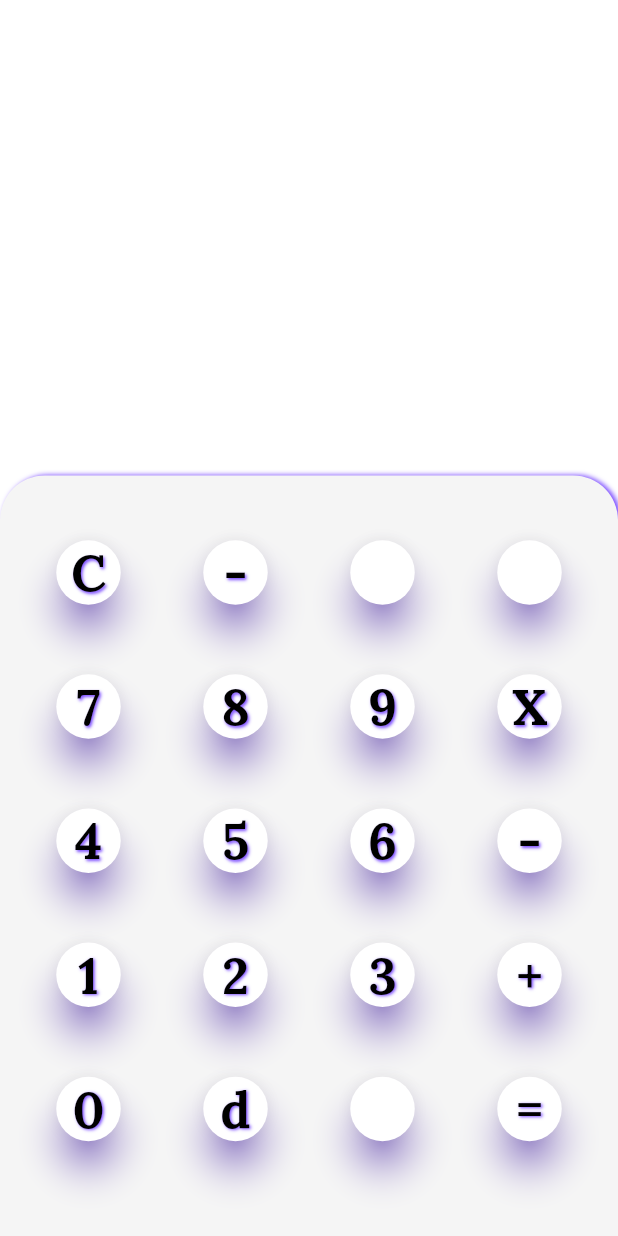
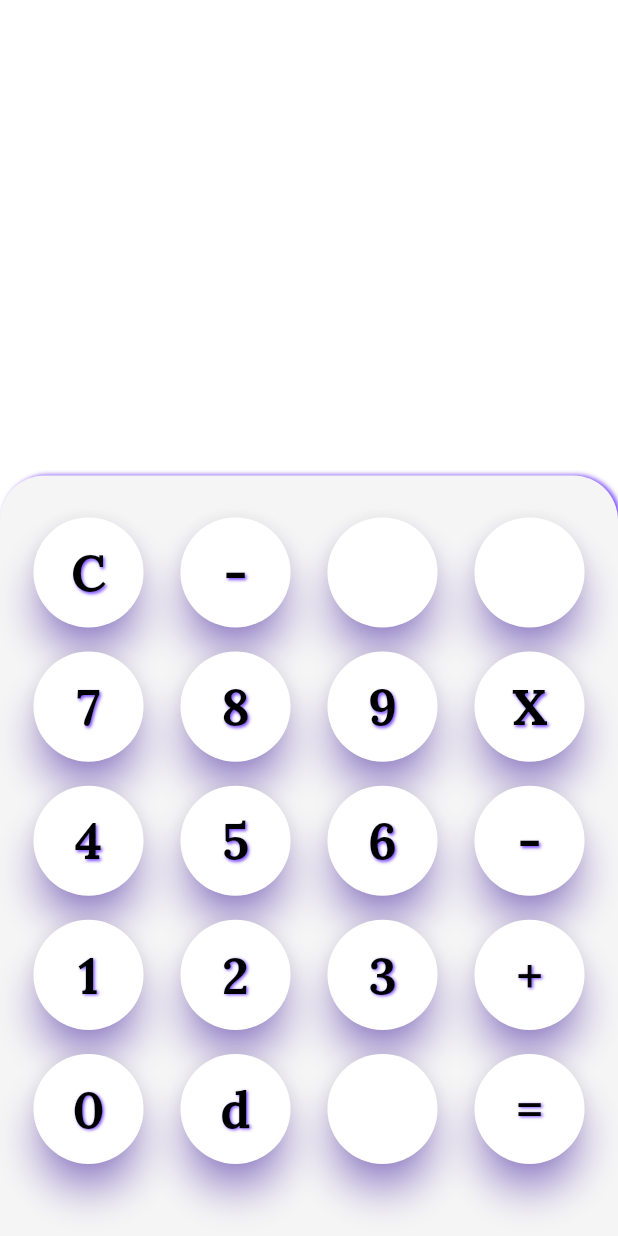
Before and after one commit to davidkt99/DiceUlator, a Flutter app: the screen it shows after launch, on a phone screen of 412 x 824 dp. Run offline on Flutter 3.47's test engine with Material 2 defaults, Android fonts, the phone set to English and light mode, and no system bars; our stand-ins replace flutter_riverpod, google_fonts.

Commit message:
keypad refactor

```diff
--- a/lib/Common/calc_button.dart
+++ b/lib/Common/calc_button.dart
@@ -19,7 +19,8 @@ class _CalcButtonState extends ConsumerState<CalcButton> {
   @override
   Widget build(BuildContext context) {
     return Expanded(
-      flex: 1,
+      child: Container(
+        margin: EdgeInsets.all(8),
         child: ElevatedButton(
           child: Text(
               widget.label,
@@ -38,6 +39,7 @@ class _CalcButtonState extends ConsumerState<CalcButton> {
             // visualDensity: AppTheme.visualDensity
           ),
         ),
+      ),
     );
   }
 
--- a/lib/Design/app_theme.dart
+++ b/lib/Design/app_theme.dart
@@ -11,10 +11,7 @@ class AppTheme{
   static final secondaryBackground = Colors.grey[100];
 
   /// General
-  static const visualDensity = VisualDensity(
-      horizontal: 4,
-      vertical: 4
-  );
+  static const crossAxisAlignmentKeyPad = CrossAxisAlignment.stretch;
 
   /// Shadows
   static const textShadow = <Shadow>[
--- a/lib/Pages/DiceCalcPage/Components/calc_key_pad.dart
+++ b/lib/Pages/DiceCalcPage/Components/calc_key_pad.dart
@@ -1,3 +1,4 @@
+import 'package:diceulator/Design/app_theme.dart';
 import 'package:flutter/material.dart';
 
 import '../../../Common/calc_button.dart';
@@ -8,10 +9,11 @@ class CalcKeyPad extends StatelessWidget {
   @override
   Widget build(BuildContext context) {
     return Column(
-      mainAxisAlignment: MainAxisAlignment.spaceAround,
       children: [
-        Row(
-          mainAxisAlignment: MainAxisAlignment.spaceEvenly,
+        Expanded(
+          flex: 1,
+          child: Row(
+            crossAxisAlignment: AppTheme.crossAxisAlignmentKeyPad,
             children: const [
               CalcButton("C"),
               CalcButton("-"),
@@ -19,8 +21,11 @@ class CalcKeyPad extends StatelessWidget {
               CalcButton(""),
             ],
           ),
-        Row(
-          mainAxisAlignment: MainAxisAlignment.spaceEvenly,
+        ),
+        Expanded(
+          flex: 1,
+          child: Row(
+            crossAxisAlignment: AppTheme.crossAxisAlignmentKeyPad,
             children: const [
               CalcButton("7"),
               CalcButton("8"),
@@ -28,8 +33,11 @@ class CalcKeyPad extends StatelessWidget {
               CalcButton("X"),
             ],
           ),
-        Row(
-          mainAxisAlignment: MainAxisAlignment.spaceEvenly,
+        ),
+        Expanded(
+          flex: 1,
+          child: Row(
+            crossAxisAlignment: AppTheme.crossAxisAlignmentKeyPad,
             children: const [
               CalcButton("4"),
               CalcButton("5"),
@@ -37,8 +45,11 @@ class CalcKeyPad extends StatelessWidget {
               CalcButton("-"),
             ],
           ),
-        Row(
-          mainAxisAlignment: MainAxisAlignment.spaceEvenly,
+        ),
+        Expanded(
+          flex: 1,
+          child: Row(
+            crossAxisAlignment: AppTheme.crossAxisAlignmentKeyPad,
             children: const [
               CalcButton("1"),
               CalcButton("2"),
@@ -46,8 +57,11 @@ class CalcKeyPad extends StatelessWidget {
               CalcButton("+"),
             ],
           ),
-        Row(
-          mainAxisAlignment: MainAxisAlignment.spaceEvenly,
+        ),
+        Expanded(
+          flex: 1,
+          child: Row(
+            crossAxisAlignment: AppTheme.crossAxisAlignmentKeyPad,
             children: const [
               CalcButton("0"),
               CalcButton("d"),
@@ -55,6 +69,7 @@ class CalcKeyPad extends StatelessWidget {
               CalcButton("="),
             ],
           ),
+        ),
       ],
     );
   }
```
Lines whose indentation alone changed are shown as unchanged.
